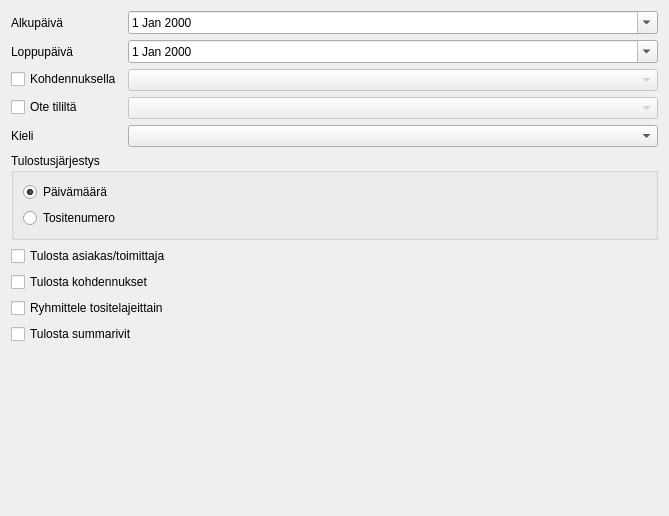
Old version of the form kitsas/raportti/paivakirja.ui in the repository artoh/kitupiikki.
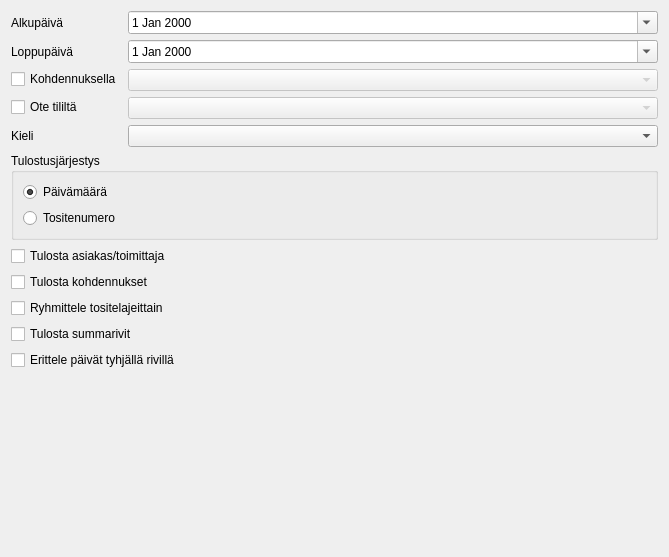
New version of the form. Icons and pictures are not drawn. Custom widgets are drawn as their Qt base class.

The edit to the form file:
```diff
--- a/kitsas/raportti/paivakirja.ui
+++ b/kitsas/raportti/paivakirja.ui
@@ -7,7 +7,7 @@
     <x>0</x>
     <y>0</y>
     <width>669</width>
-    <height>516</height>
+    <height>557</height>
    </rect>
   </property>
   <property name="windowTitle">
@@ -176,6 +176,17 @@
      </property>
     </widget>
    </item>
+   <item>
+    <widget class="QCheckBox" name="eriPaivatCheck">
+     <property name="text">
+      <string>Erittele päivät tyhjällä rivillä</string>
+     </property>
+     <property name="icon">
+      <iconset resource="../pic/pic.qrc">
+       <normaloff>:/pic/Paivakirja64.png</normaloff>:/pic/Paivakirja64.png</iconset>
+     </property>
+    </widget>
+   </item>
    <item>
     <spacer name="verticalSpacer">
      <property name="orientation">
```
